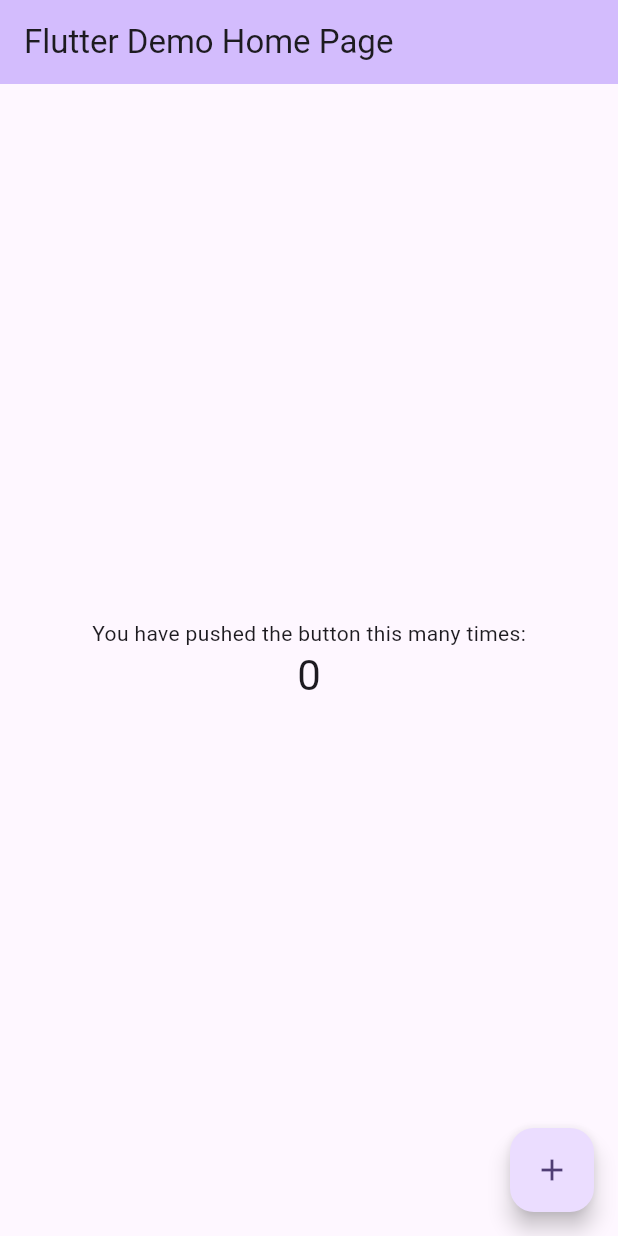
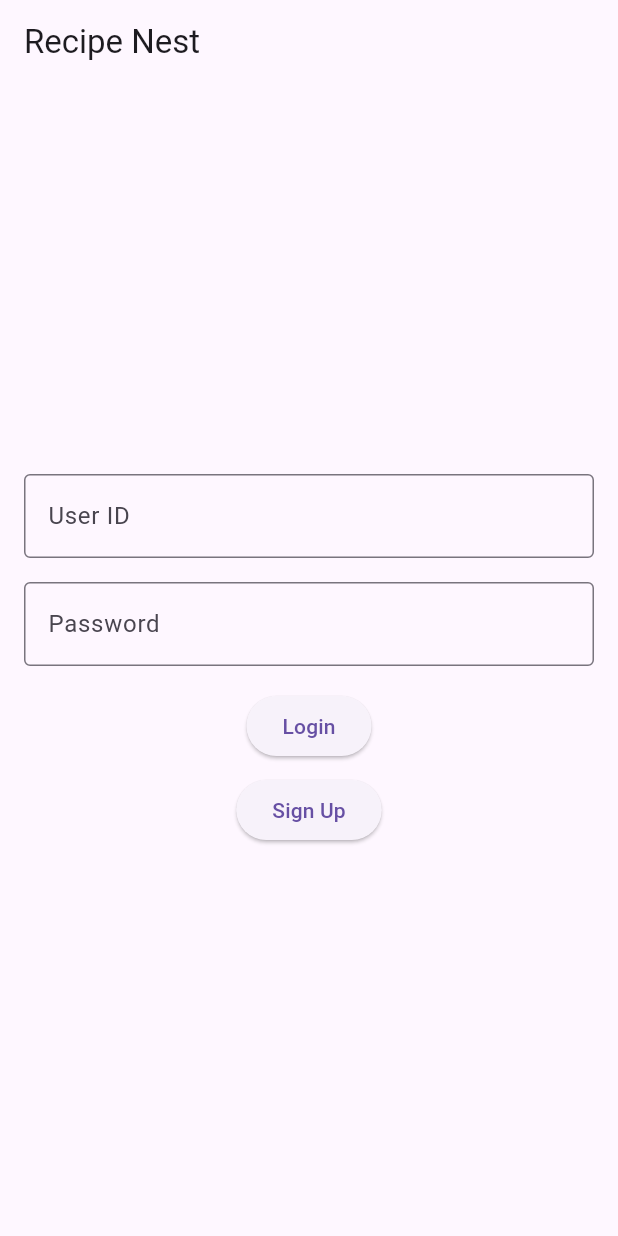
Before and after one commit to BhavyaSontineni/MAD_PROJECT, a Flutter app: the screen it shows after launch, on a phone screen of 412 x 824 dp. Run offline on Flutter 3.47's test engine with Material 3 defaults, Android fonts, the phone set to English and light mode, and no system bars; our stand-ins replace sqflite; accounts and stored records are empty.

Commit message:
login and signup pages

```diff
--- /dev/null
+++ b/recipe_mealplanning_app/lib/database_helper.dart
@@ -0,0 +1,46 @@
+import 'package:path/path.dart';
+ import 'package:sqflite/sqflite.dart';
+
+ class DatabaseHelper {
+   static final DatabaseHelper _instance = DatabaseHelper._internal();
+
+   factory DatabaseHelper() => _instance;
+
+   static Database? _database;
+
+   DatabaseHelper._internal();
+
+   Future<Database> get database async {
+     if (_database != null) return _database!;
+     _database = await _initDatabase();
+     return _database!;
+   }
+
+   Future<Database> _initDatabase() async {
+     String path = join(await getDatabasesPath(), 'user_database.db');
+     return await openDatabase(
+       path,
+       version: 1,
+       onCreate: (db, version) {
+         return db.execute(
+           'CREATE TABLE users(id INTEGER PRIMARY KEY AUTOINCREMENT, first_name TEXT, last_name TEXT, email TEXT, user_id TEXT, password TEXT)',
+         );
+       },
+     );
+   }
+
+   Future<int> insertUser(Map<String, dynamic> user) async {
+     final db = await database;
+     return await db.insert('users', user);
+   }
+
+   Future<Map<String, dynamic>?> getUser(String userId, String password) async {
+     final db = await database;
+     var res = await db.query(
+       'users',
+       where: 'user_id = ? AND password = ?',
+       whereArgs: [userId, password],
+     );
+     return res.isNotEmpty ? res.first : null;
+   }
+ }
--- /dev/null
+++ b/recipe_mealplanning_app/lib/login_page.dart
@@ -0,0 +1,69 @@
+import 'package:flutter/material.dart';
+ import 'database_helper.dart';
+
+ class LoginPage extends StatelessWidget {
+   final TextEditingController _userIdController = TextEditingController();
+   final TextEditingController _passwordController = TextEditingController();
+   final DatabaseHelper dbHelper = DatabaseHelper();
+
+   @override
+   Widget build(BuildContext context) {
+     return Scaffold(
+       appBar: AppBar(
+         title: Text('Recipe Nest'),
+       ),
+       body: Padding(
+         padding: EdgeInsets.all(16.0),
+         child: Column(
+           mainAxisAlignment: MainAxisAlignment.center,
+           children: [
+             TextField(
+               controller: _userIdController,
+               decoration: InputDecoration(
+                 labelText: 'User ID',
+                 border: OutlineInputBorder(),
+               ),
+             ),
+             SizedBox(height: 16),
+             TextField(
+               controller: _passwordController,
+               obscureText: true,
+               decoration: InputDecoration(
+                 labelText: 'Password',
+                 border: OutlineInputBorder(),
+               ),
+             ),
+             SizedBox(height: 16),
+             ElevatedButton(
+               onPressed: () async {
+                 String userId = _userIdController.text;
+                 String password = _passwordController.text;
+
+                 var user = await dbHelper.getUser(userId, password);
+
+                 if (user != null) {
+                   ScaffoldMessenger.of(context).showSnackBar(
+                     SnackBar(content: Text('Login Successful!')),
+                   );
+                   // Navigate to home page or dashboard
+                 } else {
+                   ScaffoldMessenger.of(context).showSnackBar(
+                     SnackBar(content: Text('Invalid User ID or Password!')),
+                   );
+                 }
+               },
+               child: Text('Login'),
+             ),
+             SizedBox(height: 8),
+             ElevatedButton(
+               onPressed: () {
+                 Navigator.pushNamed(context, '/signup');
+               },
+               child: Text('Sign Up'),
+             ),
+           ],
+         ),
+       ),
+     );
+   }
+ }
--- a/recipe_mealplanning_app/lib/main.dart
+++ b/recipe_mealplanning_app/lib/main.dart
@@ -1,4 +1,6 @@
 import 'package:flutter/material.dart';
+import 'login_page.dart';
+import 'signup_page.dart';
 
 void main() {
   runApp(const MyApp());
@@ -7,119 +9,18 @@
 class MyApp extends StatelessWidget {
   const MyApp({super.key});
 
-  // This widget is the root of your application.
   @override
   Widget build(BuildContext context) {
     return MaterialApp(
-      title: 'Flutter Demo',
+      title: 'Recipe and Meal Planning App',
       theme: ThemeData(
-        // This is the theme of your application.
-        //
-        // TRY THIS: Try running your application with "flutter run". You'll see
-        // the application has a purple toolbar. Then, without quitting the app,
-        // try changing the seedColor in the colorScheme below to Colors.green
-        // and then invoke "hot reload" (save your changes or press the "hot
-        // reload" button in a Flutter-supported IDE, or press "r" if you used
-        // the command line to start the app).
-        //
-        // Notice that the counter didn't reset back to zero; the application
-        // state is not lost during the reload. To reset the state, use hot
-        // restart instead.
-        //
-        // This works for code too, not just values: Most code changes can be
-        // tested with just a hot reload.
-        colorScheme: ColorScheme.fromSeed(seedColor: Colors.deepPurple),
-        useMaterial3: true,
+        primarySwatch: Colors.blue,
       ),
-      home: const MyHomePage(title: 'Flutter Demo Home Page'),
+      initialRoute: '/', // Defines the starting screen
+      routes: {
+        '/': (context) => LoginPage(), // Home screen
+        '/signup': (context) => SignUpPage(),
+      },
     );
   }
 }
-
-class MyHomePage extends StatefulWidget {
-  const MyHomePage({super.key, required this.title});
-
-  // This widget is the home page of your application. It is stateful, meaning
-  // that it has a State object (defined below) that contains fields that affect
-  // how it looks.
-
-  // This class is the configuration for the state. It holds the values (in this
-  // case the title) provided by the parent (in this case the App widget) and
-  // used by the build method of the State. Fields in a Widget subclass are
-  // always marked "final".
-
-  final String title;
-
-  @override
-  State<MyHomePage> createState() => _MyHomePageState();
-}
-
-class _MyHomePageState extends State<MyHomePage> {
-  int _counter = 0;
-
-  void _incrementCounter() {
-    setState(() {
-      // This call to setState tells the Flutter framework that something has
-      // changed in this State, which causes it to rerun the build method below
-      // so that the display can reflect the updated values. If we changed
-      // _counter without calling setState(), then the build method would not be
-      // called again, and so nothing would appear to happen.
-      _counter++;
-    });
-  }
-
-  @override
-  Widget build(BuildContext context) {
-    // This method is rerun every time setState is called, for instance as done
-    // by the _incrementCounter method above.
-    //
-    // The Flutter framework has been optimized to make rerunning build methods
-    // fast, so that you can just rebuild anything that needs updating rather
-    // than having to individually change instances of widgets.
-    return Scaffold(
-      appBar: AppBar(
-        // TRY THIS: Try changing the color here to a specific color (to
-        // Colors.amber, perhaps?) and trigger a hot reload to see the AppBar
-        // change color while the other colors stay the same.
-        backgroundColor: Theme.of(context).colorScheme.inversePrimary,
-        // Here we take the value from the MyHomePage object that was created by
-        // the App.build method, and use it to set our appbar title.
-        title: Text(widget.title),
-      ),
-      body: Center(
-        // Center is a layout widget. It takes a single child and positions it
-        // in the middle of the parent.
-        child: Column(
-          // Column is also a layout widget. It takes a list of children and
-          // arranges them vertically. By default, it sizes itself to fit its
-          // children horizontally, and tries to be as tall as its parent.
-          //
-          // Column has various properties to control how it sizes itself and
-          // how it positions its children. Here we use mainAxisAlignment to
-          // center the children vertically; the main axis here is the vertical
-          // axis because Columns are vertical (the cross axis would be
-          // horizontal).
-          //
-          // TRY THIS: Invoke "debug painting" (choose the "Toggle Debug Paint"
-          // action in the IDE, or press "p" in the console), to see the
-          // wireframe for each widget.
-          mainAxisAlignment: MainAxisAlignment.center,
-          children: <Widget>[
-            const Text(
-              'You have pushed the button this many times:',
-            ),
-            Text(
-              '$_counter',
-              style: Theme.of(context).textTheme.headlineMedium,
-            ),
-          ],
-        ),
-      ),
-      floatingActionButton: FloatingActionButton(
-        onPressed: _incrementCounter,
-        tooltip: 'Increment',
-        child: const Icon(Icons.add),
-      ), // This trailing comma makes auto-formatting nicer for build methods.
-    );
-  }
-}
--- a/recipe_mealplanning_app/pubspec.yaml
+++ b/recipe_mealplanning_app/pubspec.yaml
@@ -30,7 +30,8 @@
 dependencies:
   flutter:
     sdk: flutter
-
+  sqflite: ^2.0.3+1
+  path: ^1.8.3
   # The following adds the Cupertino Icons font to your application.
   # Use with the CupertinoIcons class for iOS style icons.
   cupertino_icons: ^1.0.8
@@ -38,6 +39,9 @@
 dev_dependencies:
   flutter_test:
     sdk: flutter
+
+  sqflite: ^2.0.3+1
+  path: ^1.8.3
 
   # The "flutter_lints" package below contains a set of recommended lints to
   # encourage good coding practices. The lint set provided by the package is
```
Also changed, not shown: recipe_mealplanning_app/lib/signup_page.dart (added, +111 -0 lines), recipe_mealplanning_app/pubspec.lock, 7 other files.
